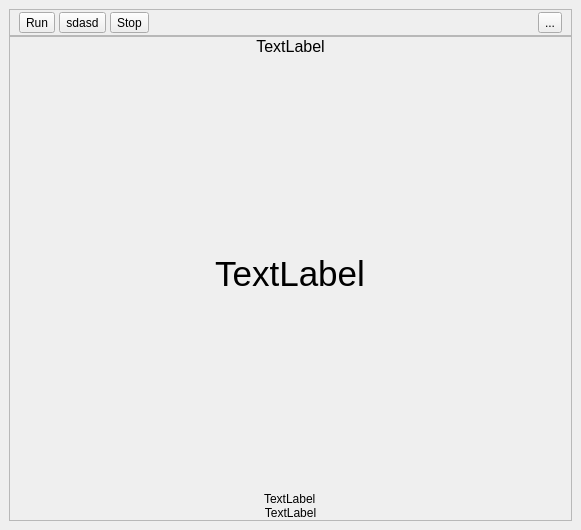
SHADR1N/qt-reader-fb2, file mainUI.ui: the form before one commit.
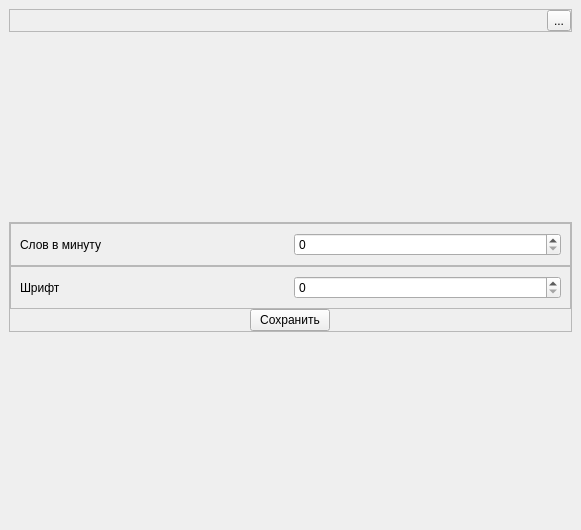
The form after the commit. Icons and pictures are not drawn.

Commit message: Init setting and scroll area

Diff of the .ui file:
```diff
--- a/mainUI.ui
+++ b/mainUI.ui
@@ -26,6 +26,194 @@
       <property name="currentIndex">
        <number>0</number>
       </property>
+      <widget class="QWidget" name="setting">
+       <layout class="QVBoxLayout" name="verticalLayout_4">
+        <property name="spacing">
+         <number>0</number>
+        </property>
+        <property name="leftMargin">
+         <number>0</number>
+        </property>
+        <property name="topMargin">
+         <number>0</number>
+        </property>
+        <property name="rightMargin">
+         <number>0</number>
+        </property>
+        <property name="bottomMargin">
+         <number>0</number>
+        </property>
+        <item alignment="Qt::AlignTop">
+         <widget class="QFrame" name="frame_4">
+          <property name="frameShape">
+           <enum>QFrame::StyledPanel</enum>
+          </property>
+          <property name="frameShadow">
+           <enum>QFrame::Raised</enum>
+          </property>
+          <layout class="QHBoxLayout" name="horizontalLayout_3">
+           <property name="spacing">
+            <number>0</number>
+           </property>
+           <property name="leftMargin">
+            <number>0</number>
+           </property>
+           <property name="topMargin">
+            <number>0</number>
+           </property>
+           <property name="rightMargin">
+            <number>0</number>
+           </property>
+           <property name="bottomMargin">
+            <number>0</number>
+           </property>
+           <item>
+            <spacer name="horizontalSpacer_3">
+             <property name="orientation">
+              <enum>Qt::Horizontal</enum>
+             </property>
+             <property name="sizeHint" stdset="0">
+              <size>
+               <width>516</width>
+               <height>20</height>
+              </size>
+             </property>
+            </spacer>
+           </item>
+           <item>
+            <widget class="QToolButton" name="toolButton_7">
+             <property name="text">
+              <string>...</string>
+             </property>
+             <property name="icon">
+              <iconset resource="resource/icon.qrc">
+               <normaloff>:/icon/home.png</normaloff>:/icon/home.png</iconset>
+             </property>
+             <property name="iconSize">
+              <size>
+               <width>35</width>
+               <height>35</height>
+              </size>
+             </property>
+            </widget>
+           </item>
+          </layout>
+         </widget>
+        </item>
+        <item>
+         <spacer name="verticalSpacer_4">
+          <property name="orientation">
+           <enum>Qt::Vertical</enum>
+          </property>
+          <property name="sizeHint" stdset="0">
+           <size>
+            <width>20</width>
+            <height>40</height>
+           </size>
+          </property>
+         </spacer>
+        </item>
+        <item>
+         <widget class="QFrame" name="frame_5">
+          <property name="frameShape">
+           <enum>QFrame::StyledPanel</enum>
+          </property>
+          <property name="frameShadow">
+           <enum>QFrame::Raised</enum>
+          </property>
+          <layout class="QVBoxLayout" name="verticalLayout_5">
+           <property name="spacing">
+            <number>0</number>
+           </property>
+           <property name="leftMargin">
+            <number>0</number>
+           </property>
+           <property name="topMargin">
+            <number>0</number>
+           </property>
+           <property name="rightMargin">
+            <number>0</number>
+           </property>
+           <property name="bottomMargin">
+            <number>0</number>
+           </property>
+           <item>
+            <widget class="QFrame" name="frame_6">
+             <property name="frameShape">
+              <enum>QFrame::StyledPanel</enum>
+             </property>
+             <property name="frameShadow">
+              <enum>QFrame::Raised</enum>
+             </property>
+             <layout class="QHBoxLayout" name="horizontalLayout_5">
+              <item>
+               <widget class="QLabel" name="label_5">
+                <property name="text">
+                 <string>Слов в минуту</string>
+                </property>
+               </widget>
+              </item>
+              <item>
+               <widget class="QSpinBox" name="spinBox">
+                <property name="maximum">
+                 <number>1000000000</number>
+                </property>
+               </widget>
+              </item>
+             </layout>
+            </widget>
+           </item>
+           <item>
+            <widget class="QFrame" name="frame_7">
+             <property name="frameShape">
+              <enum>QFrame::StyledPanel</enum>
+             </property>
+             <property name="frameShadow">
+              <enum>QFrame::Raised</enum>
+             </property>
+             <layout class="QHBoxLayout" name="horizontalLayout_4">
+              <item>
+               <widget class="QLabel" name="label_6">
+                <property name="text">
+                 <string>Шрифт</string>
+                </property>
+               </widget>
+              </item>
+              <item>
+               <widget class="QSpinBox" name="spinBox_2">
+                <property name="maximum">
+                 <number>1000000000</number>
+                </property>
+               </widget>
+              </item>
+             </layout>
+            </widget>
+           </item>
+           <item alignment="Qt::AlignHCenter">
+            <widget class="QPushButton" name="pushButton">
+             <property name="text">
+              <string>Сохранить</string>
+             </property>
+            </widget>
+           </item>
+          </layout>
+         </widget>
+        </item>
+        <item>
+         <spacer name="verticalSpacer_3">
+          <property name="orientation">
+           <enum>Qt::Vertical</enum>
+          </property>
+          <property name="sizeHint" stdset="0">
+           <size>
+            <width>20</width>
+            <height>40</height>
+           </size>
+          </property>
+         </spacer>
+        </item>
+       </layout>
+      </widget>
       <widget class="QWidget" name="readBook">
        <layout class="QVBoxLayout" name="verticalLayout_2">
         <property name="spacing">
@@ -81,8 +269,8 @@
              </property>
              <property name="iconSize">
               <size>
-               <width>25</width>
-               <height>25</height>
+               <width>35</width>
+               <height>35</height>
               </size>
              </property>
             </widget>
@@ -110,8 +298,8 @@
              </property>
              <property name="iconSize">
               <size>
-               <width>25</width>
-               <height>25</height>
+               <width>35</width>
+               <height>35</height>
               </size>
              </property>
              <property name="autoRaise">
@@ -133,8 +321,8 @@
              </property>
              <property name="iconSize">
               <size>
-               <width>25</width>
-               <height>25</height>
+               <width>35</width>
+               <height>35</height>
               </size>
              </property>
             </widget>
@@ -166,8 +354,8 @@
              </property>
              <property name="iconSize">
               <size>
-               <width>25</width>
-               <height>25</height>
+               <width>35</width>
+               <height>35</height>
               </size>
              </property>
             </widget>
```
Left out of the diff: 8 changed lines with no effect on the pictures. The commit also changes 7 other files.
